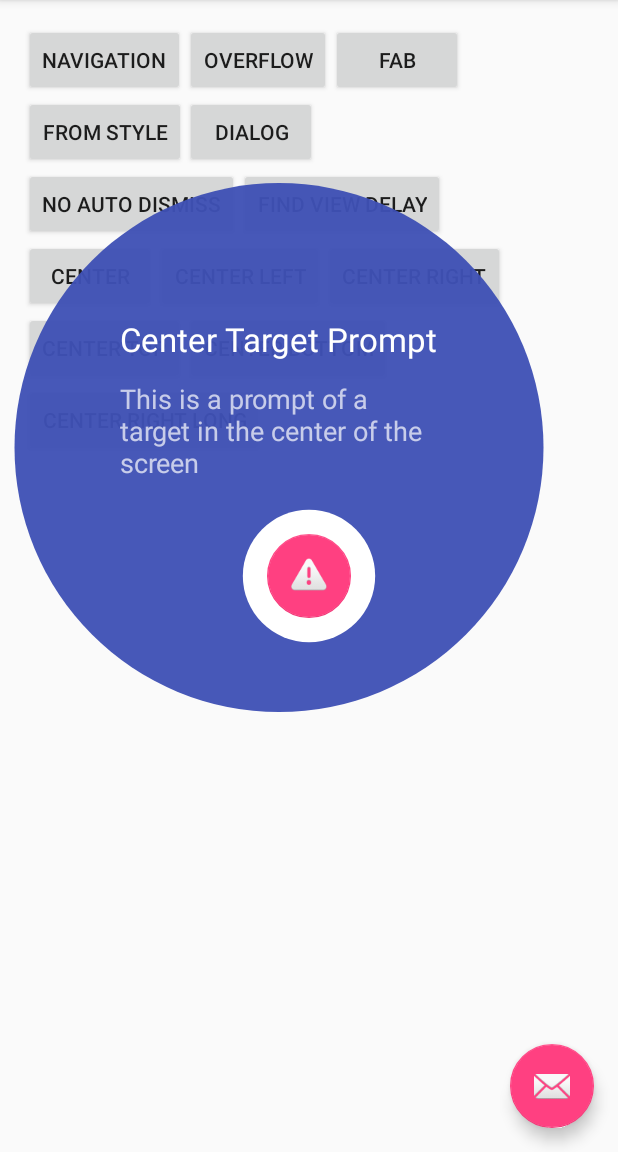
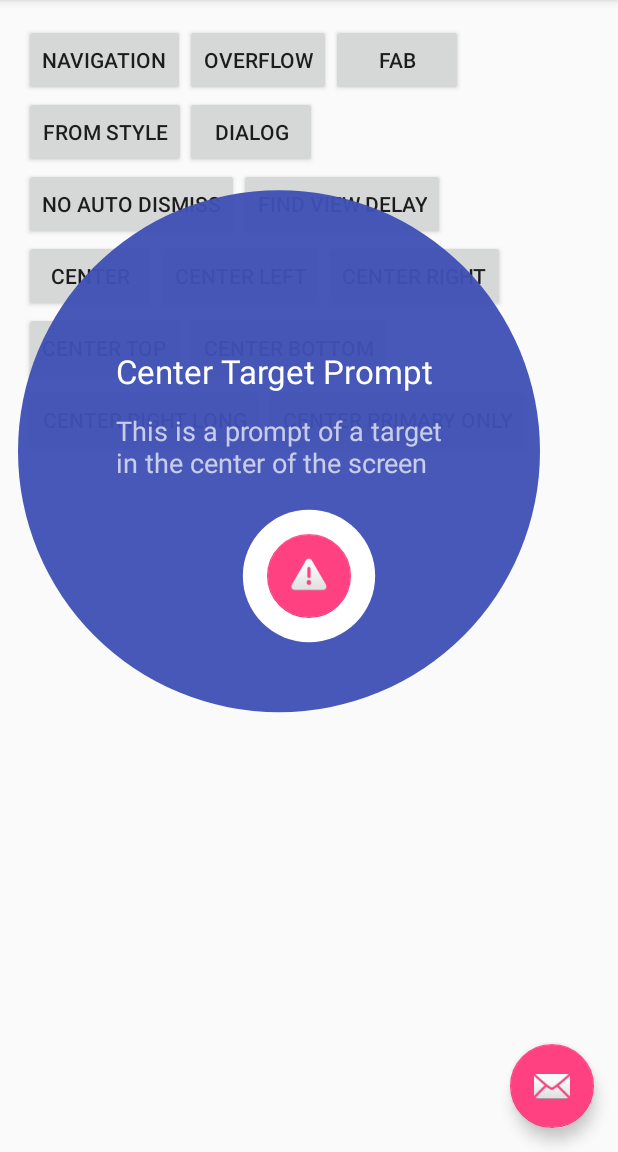
Before and after one commit to sjwall/MaterialTapTargetPrompt, an Android app: the screen it shows after launch (MainActivity), after a tap on "CENTER", on a phone screen of 412 x 824 dp, the part 84-1236 px from its top. Run offline under Robolectric (Android 15) with nearby library versions, the light colour scheme and no system bars.

Commit message:
Fix primary only case and update offsets consistently in view

```diff
--- a/library/src/main/java/uk/co/samuelwall/materialtaptargetprompt/MaterialTapTargetPrompt.java
+++ b/library/src/main/java/uk/co/samuelwall/materialtaptargetprompt/MaterialTapTargetPrompt.java
@@ -569,8 +569,8 @@ public class MaterialTapTargetPrompt
         }
         updateClipBounds();
 
-        float nearToSideEdge = mScale * 10;
-        float nearToTopBottomEdge = mScale * 10;
+        float nearToSideEdge = mScale * 50;
+        float nearToTopBottomEdge = mScale * 50;
 
         if (mTargetView != null)
         {
@@ -617,6 +617,9 @@ public class MaterialTapTargetPrompt
 
         updateTextPositioning();
 
+        mView.mHorizontalOffset = mHorizontalOffset;
+        mView.mVerticalOffset = mVerticalOffset;
+
         if (!mAnimationStarted) {
             startAnimation();
         }
@@ -632,13 +635,14 @@ public class MaterialTapTargetPrompt
     void updateTextPositioning()
     {
         float leftBound = (mView.mClipBounds ? mView.mClipBoundsLeft : 0) + mTextPadding;
+        float rightBound = (mView.mClipBounds ? mView.mClipBoundsRight : getParentView().getRight()) - mTextPadding;
         final float primaryTextWidth = mPaintPrimaryText.measureText(mPrimaryText);
         final float secondaryTextWidth = mSecondaryText != null ? mPaintSecondaryText.measureText(mSecondaryText) : 0;
         final float containerWidth = mView.mClipBounds ? mView.mClipBoundsRight - mView.mClipBoundsLeft :
             getParentView().getWidth();
         final float maxWidth = mMaxTextWidth > 0 ? mMaxTextWidth :
             Math.max(80, containerWidth) - (mTextPadding * 2);
-        float titleMinTargetWidth = mBaseFocalRadius * 7; //min width before we are okay with title wrapping to 2 lines
+        float minTextWrapWidth = mBaseFocalRadius * 7; //min width before we are okay with text wrapping
         float startWidth = Math.min(mBaseFocalRadius * 2 + mTextPadding * 2, 2 * getParentView().getWidth()/3);
         float widthStep = mActivity.getResources().getDisplayMetrics().density * 5;
         float textWidthCalculation = Math.min(startWidth, Math.max(primaryTextWidth, secondaryTextWidth));
@@ -649,16 +653,22 @@ public class MaterialTapTargetPrompt
             StaticLayout primaryLayout = new StaticLayout(mPrimaryText, mPaintPrimaryText,
                 (int) textWidthCalculation, Layout.Alignment.ALIGN_NORMAL, 1f, 0f, false);
             if (primaryLayout.getLineCount() > 2 ||
-                (primaryLayout.getLineCount() == 2 && textWidthCalculation < titleMinTargetWidth))
+                (primaryLayout.getLineCount() == 2 && textWidthCalculation < minTextWrapWidth))
             {
                 textWidthCalculation += widthStep;
                 continue;
             }
+
+            if (mSecondaryText == null) {
+                break;
+            }
+
             StaticLayout secondaryLayout = new StaticLayout(mSecondaryText, mPaintSecondaryText,
                 (int) textWidthCalculation, Layout.Alignment.ALIGN_NORMAL, 1f, 0f, false);
 
-            if (secondaryLayout.getLineCount() < 4)
-            {
+
+            if (secondaryLayout.getLineCount() < 3 ||
+                (secondaryLayout.getLineCount() == 3 && textWidthCalculation >= minTextWrapWidth)) {
                 break;
             }
 
@@ -699,16 +709,15 @@ public class MaterialTapTargetPrompt
             mView.mSecondaryTextLayout = null;
         }
 
-        if (mTargetInCorner) {
-            float right = (mView.mClipBounds ? mView.mClipBoundsRight : getParentView().getRight());
-            if ((maxTextRenderedWidth + mView.mTextLeft) > right) {
-                mView.mTextLeft = Math.max((mView.mClipBounds ? mView.mClipBoundsLeft : 0) + mTextPadding,
-                    right - mTextPadding - maxTextRenderedWidth);
-            } else {
-                mView.mTextLeft = mTextPositionRight ?
-                    (mView.mClipBounds ? mView.mClipBoundsRight :
-                        getParentView().getRight()) - mTextPadding - textWidthCalculation :
-                    mTextPadding + (mView.mClipBounds ? mView.mClipBoundsLeft : 0);
+        if (mTargetInCorner)
+        {
+            if ((maxTextRenderedWidth + mView.mTextLeft) > rightBound)
+            {
+                mView.mTextLeft = Math.max(leftBound, rightBound - maxTextRenderedWidth);
+            }
+            else
+            {
+                mView.mTextLeft = mTextPositionRight ? rightBound - maxTextRenderedWidth : leftBound;
             }
         }
         else
@@ -721,11 +730,9 @@ public class MaterialTapTargetPrompt
                 targetX = targetPosition[0] + mTargetView.getWidth() / 2;
             }
             mView.mTextLeft = Math.max(targetX - maxTextRenderedWidth / 2 + mHorizontalOffset, leftBound);
-            float right = (mView.mClipBounds ? mView.mClipBoundsRight : getParentView().getRight());
-            if ((maxTextRenderedWidth + mView.mTextLeft) > right)
-            {
-                mView.mTextLeft = Math.max((mView.mClipBounds ? mView.mClipBoundsLeft : 0) + mTextPadding,
-                    right - mTextPadding - maxTextRenderedWidth);
+            if ((maxTextRenderedWidth + mView.mTextLeft) > rightBound)
+            {
+                mView.mTextLeft = Math.max(leftBound, rightBound- maxTextRenderedWidth);
             }
         }
 
@@ -800,11 +807,15 @@ public class MaterialTapTargetPrompt
         Rect rect = new Rect();
         for (Layout layout : new Layout[]{mView.mPrimaryTextLayout, mView.mSecondaryTextLayout})
         {
+            if (layout == null)
+            {
+                continue;
+            }
             if (layout == mView.mSecondaryTextLayout)
             {
                 top += (mView.mPrimaryTextLayout.getHeight() + mView.mTextSeparation) * sign;
             }
-            if (layout != null && layout.getLineCount() > 0)
+            if (layout.getLineCount() > 0)
             {
                 for (int line=0; line < layout.getLineCount(); line++)
                 {
@@ -2056,6 +2067,8 @@ public class MaterialTapTargetPrompt
       /**
        * Called when the prompt acquires a reference to the targeted view, but before
        * the view is decorated with the prompt.
+       *
+       * @param view the target view that was found
        */
       void onViewFound(final View view);
   }
--- a/sample/src/main/res/layout/content_main.xml
+++ b/sample/src/main/res/layout/content_main.xml
@@ -159,6 +159,16 @@
         android:layout_alignParentStart="true"
         android:onClick="showCenterRightLongPrompt"/>
 
+    <Button
+        android:layout_width="wrap_content"
+        android:layout_height="wrap_content"
+        android:text="Center Primary Only"
+        android:id="@+id/button_center_primary_only"
+        android:layout_below="@+id/button_center_top"
+        android:layout_toRightOf="@+id/button_center_right_long"
+        android:layout_toEndOf="@+id/button_center_right_long"
+        android:onClick="showCenterPrimaryOnlyPrompt"/>
+
 
 
 </RelativeLayout>
```
Also changed, not shown: sample/src/main/java/uk/co/samuelwall/materialtaptargetprompt/sample/MainActivity.java (+10 -0 lines).
